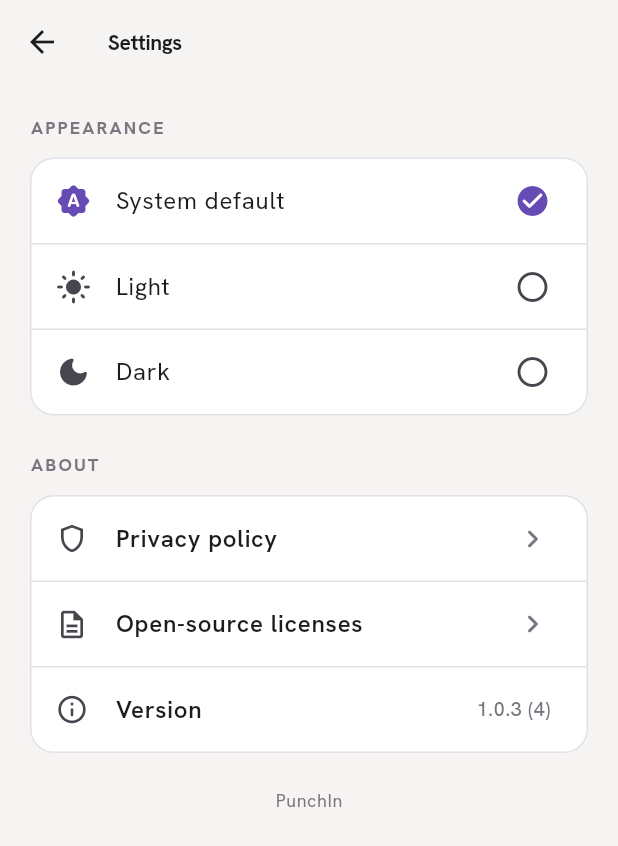
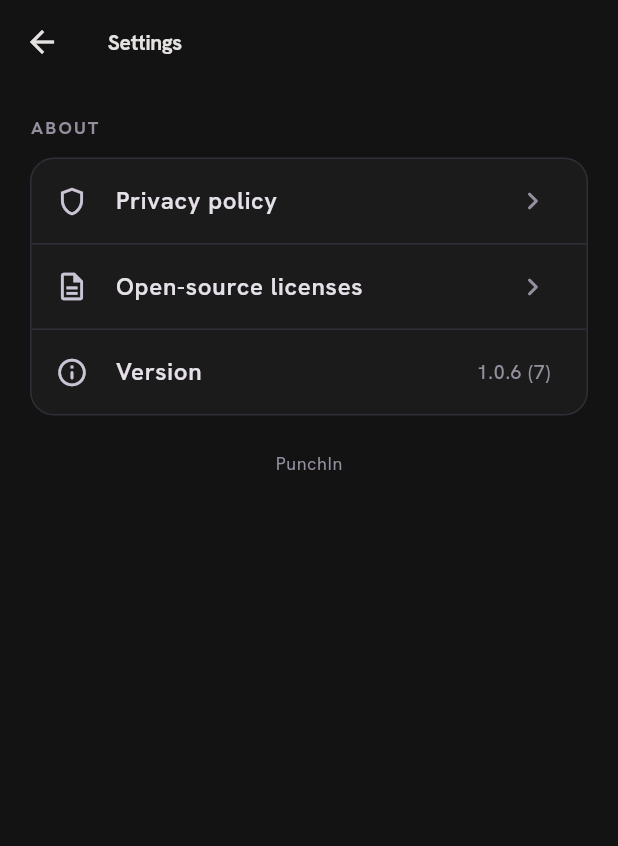
Before and after one commit to Aniudupa15/WorkTrack, a Flutter app: the SettingsScreen screen opened directly, on a phone screen of 412 x 824 dp. Shown: the top 846 px of the screen. Run offline on Flutter 3.47's test engine with Material 3 defaults, Android fonts, the phone set to English and light mode, and no system bars; our stand-ins replace cloud_firestore, cloud_functions, connectivity_plus, firebase_analytics, firebase_auth, firebase_core and 13 more; accounts and stored records are empty.

Commit message:
Lock app to Aura dark-only (v1.0.6+7)
Aura "Deep Noir" is a dark-first OLED identity — force ThemeMode.dark in
MaterialApp and drop the now-moot Appearance toggle from Settings (About
section retained). ThemeController stays registered but unread.

```diff
--- a/attendance_app/lib/features/shared/settings_screen.dart
+++ b/attendance_app/lib/features/shared/settings_screen.dart
@@ -1,25 +1,22 @@
 import 'package:flutter/material.dart';
-import 'package:provider/provider.dart';
 import 'package:url_launcher/url_launcher.dart';
 
 import 'package:attendance_app/core/theme/app_colors.dart';
 import 'package:attendance_app/core/theme/app_spacing.dart';
 import 'package:attendance_app/core/widgets/app_card.dart';
-import 'package:attendance_app/features/shared/theme_controller.dart';
 
-/// App preferences: appearance (persisted via [ThemeController]) and an About
-/// section with the privacy policy, open-source licenses, and app version.
+/// App settings. The app is locked to the Aura "Deep Noir" dark identity, so
+/// this is the About surface: privacy policy, open-source licenses, and version.
 class SettingsScreen extends StatelessWidget {
   const SettingsScreen({super.key});
 
   // Hosted on GitHub Pages (docs/ folder). Update if the Pages URL changes.
   static const _privacyUrl =
       'https://aniudupa15.github.io/WorkTrack/privacy-policy.html';
-  static const _version = '1.0.3 (4)';
+  static const _version = '1.0.6 (7)';
 
   @override
   Widget build(BuildContext context) {
-    final controller = context.watch<ThemeController>();
     final colors = context.colors;
 
     return Scaffold(
@@ -27,39 +24,6 @@ class SettingsScreen extends StatelessWidget {
       body: ListView(
         padding: const EdgeInsets.all(AppSpacing.xl),
         children: [
-          _SectionLabel('APPEARANCE'),
-          const SizedBox(height: AppSpacing.md),
-          AppCard(
-            padding: EdgeInsets.zero,
-            child: Column(
-              children: [
-                _ThemeTile(
-                  mode: ThemeMode.system,
-                  current: controller.mode,
-                  icon: Icons.brightness_auto_rounded,
-                  label: 'System default',
-                  onSelected: controller.setMode,
-                ),
-                Divider(height: 1, color: colors.border),
-                _ThemeTile(
-                  mode: ThemeMode.light,
-                  current: controller.mode,
-                  icon: Icons.light_mode_rounded,
-                  label: 'Light',
-                  onSelected: controller.setMode,
-                ),
-                Divider(height: 1, color: colors.border),
-                _ThemeTile(
-                  mode: ThemeMode.dark,
-                  current: controller.mode,
-                  icon: Icons.dark_mode_rounded,
-                  label: 'Dark',
-                  onSelected: controller.setMode,
-                ),
-              ],
-            ),
-          ),
-          const SizedBox(height: AppSpacing.xxl),
           _SectionLabel('ABOUT'),
           const SizedBox(height: AppSpacing.md),
           AppCard(
@@ -95,10 +59,7 @@ class SettingsScreen extends StatelessWidget {
           ),
           const SizedBox(height: AppSpacing.xxl),
           Center(
-            child: Text(
-              'PunchIn',
-              style: Theme.of(context).textTheme.bodySmall,
-            ),
+            child: Text('PunchIn', style: Theme.of(context).textTheme.bodySmall),
           ),
         ],
       ),
@@ -154,36 +115,3 @@ class _AboutTile extends StatelessWidget {
     );
   }
 }
-
-class _ThemeTile extends StatelessWidget {
-  const _ThemeTile({
-    required this.mode,
-    required this.current,
-    required this.icon,
-    required this.label,
-    required this.onSelected,
-  });
-
-  final ThemeMode mode;
-  final ThemeMode current;
-  final IconData icon;
-  final String label;
-  final ValueChanged<ThemeMode> onSelected;
-
-  @override
-  Widget build(BuildContext context) {
-    final colors = context.colors;
-    final selected = mode == current;
-    return ListTile(
-      leading: Icon(
-        icon,
-        color: selected ? colors.brand : colors.textSecondary,
-      ),
-      title: Text(label),
-      trailing: selected
-          ? Icon(Icons.check_circle_rounded, color: colors.brand)
-          : const Icon(Icons.circle_outlined),
-      onTap: () => onSelected(mode),
-    );
-  }
-}
--- a/attendance_app/lib/main.dart
+++ b/attendance_app/lib/main.dart
@@ -29,13 +29,14 @@ class AttendanceApp extends StatelessWidget {
 
   @override
   Widget build(BuildContext context) {
-    final themeMode = context.watch<ThemeController>().mode;
+    // Aura "Deep Noir" is a dark-first identity — the app is locked to dark so
+    // the OLED tonal-layer look is what every user sees.
     return MaterialApp(
       title: 'PunchIn',
       debugShowCheckedModeBanner: false,
-      theme: AppTheme.light,
+      theme: AppTheme.dark,
       darkTheme: AppTheme.dark,
-      themeMode: themeMode,
+      themeMode: ThemeMode.dark,
       navigatorObservers: [sl<AnalyticsService>().observer],
       home: const AuthWrapper(),
     );
--- a/attendance_app/pubspec.yaml
+++ b/attendance_app/pubspec.yaml
@@ -1,7 +1,7 @@
 name: attendance_app
 description: "PunchIn — Firebase-powered Workplace Attendance Tracking App"
 publish_to: 'none'
-version: 1.0.5+6
+version: 1.0.6+7
 
 environment:
   sdk: ^3.8.0
```
